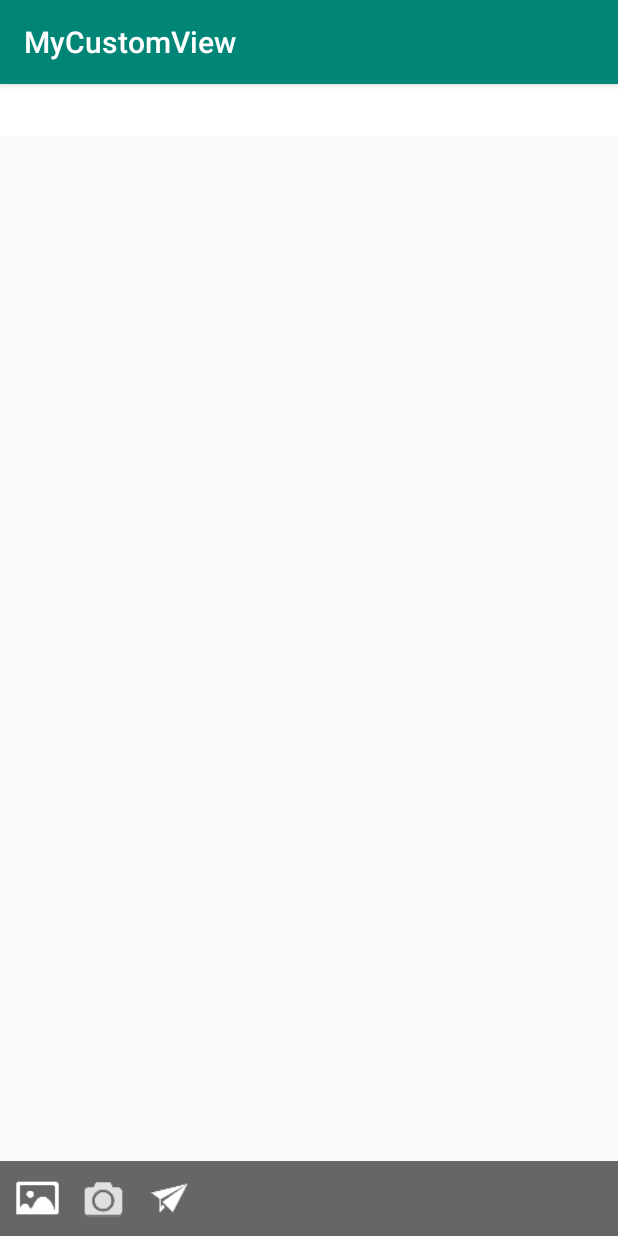
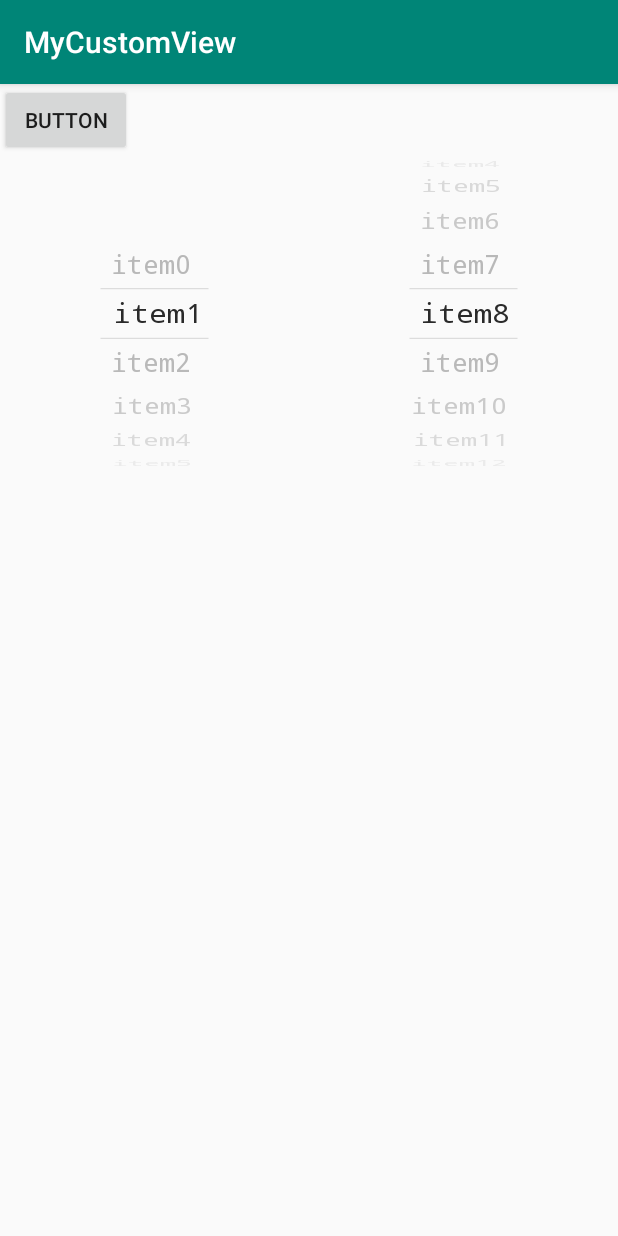
Before and after one commit to happyfsyy/MyCustomVIew, an Android app: the screen it shows after launch (RichTextAct before the commit, WheelViewAct after it), on a phone screen of 412 x 824 dp. Run offline under Robolectric (Android 15) with nearby library versions, the phone set to English and light mode, and no system bars.

Commit message:
wheelview complete

```diff
--- /dev/null
+++ b/app/src/main/java/com/example/mycustomview/activity/WheelViewAct.java
@@ -0,0 +1,57 @@
+package com.example.mycustomview.activity;
+
+import android.os.Bundle;
+import android.support.annotation.Nullable;
+import android.support.v7.app.AppCompatActivity;
+import android.view.View;
+import android.widget.Button;
+import android.widget.Toast;
+
+import com.example.mycustomview.R;
+import com.example.mycustomview.adapter.ArrayWheelAdapter;
+import com.example.mycustomview.adapter.WheelAdapter;
+import com.example.mycustomview.listener.OnItemSelectedListener;
+import com.example.mycustomview.view.WheelView;
+
+import java.util.ArrayList;
+import java.util.List;
+
+public class WheelViewAct extends AppCompatActivity {
+    private Button button;
+    private WheelView hourView;
+    private WheelView minuteView;
+    private ArrayWheelAdapter<String> adapter;
+    private List<String> list=new ArrayList<>();
+    @Override
+    protected void onCreate(@Nullable Bundle savedInstanceState) {
+        super.onCreate(savedInstanceState);
+        setContentView(R.layout.activity_wheel_view);
+        for(int i=0;i<15;i++){
+            list.add("item"+i);
+        }
+        adapter=new ArrayWheelAdapter<>(list);
+        hourView=findViewById(R.id.hour_view);
+        button=findViewById(R.id.wheel_button);
+        hourView.setAdapter(adapter);
+        hourView.setInitPosition(1);
+//        hourView.setLabel("时");
+//        hourView.isCenterLabel(true);
+        hourView.setLoop(false);
+        hourView.setOnItemSelectedListener(new OnItemSelectedListener() {
+            @Override
+            public void onItemSelected(int index) {
+                Toast.makeText(WheelViewAct.this, list.get(index), Toast.LENGTH_SHORT).show();
+            }
+        });
+
+        minuteView=findViewById(R.id.minute_view);
+        minuteView.setAdapter(adapter);
+
+        button.setOnClickListener(new View.OnClickListener() {
+            @Override
+            public void onClick(View v) {
+                hourView.setCurrentPosition(5);
+            }
+        });
+    }
+}
--- /dev/null
+++ b/app/src/main/java/com/example/mycustomview/adapter/ArrayWheelAdapter.java
@@ -0,0 +1,26 @@
+package com.example.mycustomview.adapter;
+
+import android.widget.ArrayAdapter;
+
+import java.util.List;
+
+public class ArrayWheelAdapter<T> implements WheelAdapter<T>{
+    private List<T> list;
+    public ArrayWheelAdapter(List<T> list){
+        this.list=list;
+    }
+    @Override
+    public int getItemCount() {
+        return list.size();
+    }
+
+    @Override
+    public T getItem(int index) {
+        return list.get(index);
+    }
+
+    @Override
+    public int indexOf(T item) {
+        return list.indexOf(item);
+    }
+}
--- a/app/src/main/java/com/example/mycustomview/timer/InertiaTimerTask.java
+++ b/app/src/main/java/com/example/mycustomview/timer/InertiaTimerTask.java
@@ -2,6 +2,7 @@ package com.example.mycustomview.timer;
 
 import android.support.v7.view.menu.MenuWrapperFactory;
 
+import com.example.mycustomview.utils.LogUtil;
 import com.example.mycustomview.view.WheelView;
 
 import java.util.TimerTask;
--- a/app/src/main/java/com/example/mycustomview/timer/MessageHandler.java
+++ b/app/src/main/java/com/example/mycustomview/timer/MessageHandler.java
@@ -3,6 +3,7 @@ package com.example.mycustomview.timer;
 import android.os.Handler;
 import android.os.Message;
 
+import com.example.mycustomview.utils.LogUtil;
 import com.example.mycustomview.view.WheelView;
 
 public class MessageHandler extends Handler {
@@ -18,9 +19,11 @@ public class MessageHandler extends Handler {
     public void handleMessage(Message msg) {
         switch (msg.what){
             case WHAT_INVALIDATE_LOOP_VIEW:
+//                LogUtil.e("what_invalidate");
                 wheelView.invalidate();
                 break;
             case WHAT_SMOOTH_SCROLL:
+                LogUtil.e("what_smooth_scroll");
                 wheelView.smoothScroll(WheelView.ACTION.FLING);
                 break;
             case WHAT_ITEM_SELECTED:
--- a/app/src/main/java/com/example/mycustomview/timer/SmoothScrollTimerTask.java
+++ b/app/src/main/java/com/example/mycustomview/timer/SmoothScrollTimerTask.java
@@ -1,5 +1,6 @@
 package com.example.mycustomview.timer;
 
+import com.example.mycustomview.utils.LogUtil;
 import com.example.mycustomview.view.WheelView;
 
 import java.util.TimerTask;
@@ -49,6 +50,5 @@ public class SmoothScrollTimerTask extends TimerTask {
             wheelView.getHandler().sendEmptyMessage(MessageHandler.WHAT_INVALIDATE_LOOP_VIEW);
             realTotalOffset=realTotalOffset-realOffset;
         }
-
     }
 }
--- a/app/src/main/java/com/example/mycustomview/view/WheelView.java
+++ b/app/src/main/java/com/example/mycustomview/view/WheelView.java
@@ -3,15 +3,14 @@ package com.example.mycustomview.view;
 import android.content.Context;
 import android.content.res.TypedArray;
 import android.graphics.Canvas;
-import android.graphics.Color;
 import android.graphics.Paint;
 import android.graphics.Rect;
 import android.graphics.Typeface;
-import android.graphics.drawable.DrawableWrapper;
 import android.os.Handler;
 import android.support.annotation.Nullable;
 import android.text.TextUtils;
 import android.util.AttributeSet;
+import android.util.DisplayMetrics;
 import android.util.Log;
 import android.view.GestureDetector;
 import android.view.Gravity;
@@ -26,9 +25,8 @@ import com.example.mycustomview.listener.OnItemSelectedListener;
 import com.example.mycustomview.timer.InertiaTimerTask;
 import com.example.mycustomview.timer.MessageHandler;
 import com.example.mycustomview.timer.SmoothScrollTimerTask;
+import com.example.mycustomview.utils.LogUtil;
 
-import java.util.EventListener;
-import java.util.TimerTask;
 import java.util.concurrent.Executors;
 import java.util.concurrent.ScheduledExecutorService;
 import java.util.concurrent.ScheduledFuture;
@@ -69,9 +67,8 @@ public class WheelView extends View {
     private int measuredHeight;//控件高度
     private int measuredWidth;
     private int radius;
-    private int mGravity= Gravity.RIGHT;
+    private int mGravity;
 
-    private Context context;
     private Handler handler;
     private GestureDetector gestureDetector;
 
@@ -83,7 +80,7 @@ public class WheelView extends View {
 
     private float itemHeight;//每行高度
     private Paint.FontMetrics fontMetrics;
-    private DividerType dividerType;
+    private DividerType dividerType=DividerType.WRAP;
     private boolean isCenterLabel=true;
 
     private boolean isOptions=false;
@@ -106,12 +103,27 @@ public class WheelView extends View {
 
     private static final int VELOCITY_FLING=5;
 
+    private final float DEFAULT_TEXT_TARGET_SKEW_X=0.5F;
+    private float CENTER_CONTENT_OFFSET;//偏移量
+
+    private Object visibles[]=new Object[itemVisible];
+
     public WheelView(Context context) {
         this(context,null);
     }
     public WheelView(Context context, @Nullable AttributeSet attrs) {
         super(context, attrs);
-        //todo 根据屏幕密度，设置CENTER_CONTENT_OFFSET
+        DisplayMetrics displayMetrics=getResources().getDisplayMetrics();
+        float density=displayMetrics.density;//屏幕密度比（0.75/1.0/1.5/2.0/3.0)
+//        if(density<1){//根据屏幕密度不同进行适配
+//            CENTER_CONTENT_OFFSET=2.4f;
+//        }else if(1<=density&&density<2){
+//            CENTER_CONTENT_OFFSET=3.6f;
+//        }else if(2<=density&&density<3){
+//            CENTER_CONTENT_OFFSET=6.0f;
+//        }else if(density>=3){
+//            CENTER_CONTENT_OFFSET=density*2.5f;
+//        }
 
         TypedArray typedArray=context.obtainStyledAttributes(attrs,R.styleable.WheelView,0,0);
         mGravity=typedArray.getInt(R.styleable.WheelView_gravity,Gravity.CENTER);
@@ -125,7 +137,6 @@ public class WheelView extends View {
         initLoopView(context);
     }
     private void initLoopView(Context context){
-        this.context=context;
         handler=new MessageHandler(this);
         gestureDetector=new GestureDetector(context,new LoopViewGestureListener(this));
         gestureDetector.setIsLongpressEnabled(false);
@@ -138,34 +149,32 @@ public class WheelView extends View {
         paintOuterText=new Paint();
         paintOuterText.setColor(textColorOut);
         paintOuterText.setAntiAlias(true);
-        //todo typeface换成normal试试看
         paintOuterText.setTypeface(typeface);
         paintOuterText.setTextSize(textSize);
 
         paintCenterText=new Paint();
         paintCenterText.setColor(textColorCenter);
         paintCenterText.setAntiAlias(true);
-        //todo  setTextScaleX这个有啥用，去掉试试看，变大试试看
+        //textScaleX对于fontMetrics.bottom和fontMetrics.top没影响
         paintCenterText.setTextScaleX(1.1f);
         paintCenterText.setTypeface(typeface);
         paintCenterText.setTextSize(textSize);
-        //todo 这里因为有textScaleX，会不会导致FontMetrics高度变大
         fontMetrics=paintCenterText.getFontMetrics();
+        CENTER_CONTENT_OFFSET=fontMetrics.descent;
+//        LogUtil.e("center:"+fontMetrics.bottom);
 
 
         paintIndicator=new Paint();
         paintIndicator.setColor(dividerColor);
         paintIndicator.setAntiAlias(true);
 
-        //todo 这一行有啥用，删掉试试看
-        setLayerType(LAYER_TYPE_SOFTWARE,null);
+        setLayerType(LAYER_TYPE_SOFTWARE,null);//关闭硬件加速
     }
     private void reMeasure(){
         if(adapter==null){
             return;
         }
         measureTextWidthHeight();
-        //todo 计算周长，控件宽度高度
         //半圆的周长=itemHeight乘以item的数目-1
         int halfCircumference=(int)(itemHeight*(itemVisible-1));
         //整个圆的周长除以PI得到直径，这个直径用作控件的总高度
@@ -174,10 +183,8 @@ public class WheelView extends View {
         //计算两条横线和选中项画笔的基线Y位置
         firstLineY=(measuredHeight-itemHeight)/2;
         secondLineY=(measuredHeight+itemHeight)/2;
-        //todo 这里修改为减去bottom
-        centerY=secondLineY-(itemHeight-maxTextHeight)/2-fontMetrics.bottom;
+        centerY=secondLineY-(itemHeight-maxTextHeight)/2-fontMetrics.descent;
 
-        //todo 这里可以放在initPaints()中处理
         if(initPosition==-1){
             if(isLoop){
                 initPosition=(adapter.getItemCount()+1)/2;
@@ -188,8 +195,8 @@ public class WheelView extends View {
         preCurrentIndex=initPosition;
     }
     private void measureTextWidthHeight(){
-        //todo 尝试我自己的测试字体宽度高度方法method2
-        method1();
+//        method1();
+        method2();
     }
     private void method1(){
         Rect rect=new Rect();
@@ -201,7 +208,6 @@ public class WheelView extends View {
                 maxTextWidth=textWidth;
             }
         }
-        //todo 这里把“星期”换成unicode编码试试看
         paintCenterText.getTextBounds("星期",0,2,rect);//星期的字符编码，以它为标准高度
         maxTextHeight=rect.height()+2;
         itemHeight=lineSpacingMultiplier*maxTextHeight;
@@ -214,7 +220,7 @@ public class WheelView extends View {
                 maxTextWidth=textWidth;
             }
         }
-        float fontHeight=fontMetrics.bottom-fontMetrics.top;
+        float fontHeight=fontMetrics.descent-fontMetrics.ascent;
         maxTextHeight=(int)fontHeight;
         itemHeight=lineSpacingMultiplier*maxTextHeight;
     }
@@ -244,20 +250,17 @@ public class WheelView extends View {
         if(adapter==null){
             return;
         }
-        //todo 没看出这行代码的作用，建议删掉
-        //initPosition越界会造成preCurrentIndex的值不正确
+        //initPosition越界会造成preCurrentIndex的值不正确，setInitPosition的时候有作用
         initPosition=Math.min(Math.max(0,initPosition),adapter.getItemCount()-1);
 
-        Object visibles[]=new Object[itemVisible];
         //滚动的Y值高度除去每行Item的高度，得到滚到了多少个Item，即change数
         change=(int)(totalScrollY/itemHeight);
-        Log.e("change",""+change);
+//        Log.e("change",""+change);
         try{
             preCurrentIndex=initPosition+change%adapter.getItemCount();
         }catch (ArithmeticException e){
             Log.e("WheelView","出错了！adapter.getItemCount=0,联动数据不匹配");
         }
-        //todo 这里上下的代码的作用是什么
         if(!isLoop){
             if(preCurrentIndex<0) {
                 preCurrentIndex = 0;
@@ -287,7 +290,7 @@ public class WheelView extends View {
             if(isLoop){
                 index=getLoopMappingIndex(index);
                 visibles[counter]=adapter.getItem(index);
-            }else if(index<0){//todo 不循环的时候，index为啥会小于0
+            }else if(index<0){
                 visibles[counter]="";
             }else if(index>adapter.getItemCount()-1){
                 visibles[counter]="";
@@ -301,10 +304,9 @@ public class WheelView extends View {
         if(dividerType==DividerType.WRAP){
             float startX,endX;
             if(TextUtils.isEmpty(label)){//隐藏label的情况
-                startX=(measuredWidth-maxTextWidth)/2f-12;
+                startX=(measuredWidth-maxTextWidth)/2f;
             }else{
-                //todo 这个除以4是个什么情况
-                startX=(measuredWidth-maxTextWidth)/4f-12;
+                startX=(measuredWidth-maxTextWidth)/4f;
             }
             if(startX<=0){//如果超过了view的边缘
                 startX=10;
@@ -321,8 +323,7 @@ public class WheelView extends View {
         if(!TextUtils.isEmpty(label)&&isCenterLabel){
             //绘制文字，靠右并留出空隙
             int drawRightContentStart=measuredWidth-getTextWidth(paintCenterText,label);
-            //todo 这里应该将label离右边距有点距离，距离多少该如何设置
-            canvas.drawText(label, drawRightContentStart,centerY,paintCenterText);
+            canvas.drawText(label, drawRightContentStart-CENTER_CONTENT_OFFSET,centerY,paintCenterText);
         }
 
         counter=0;
@@ -337,8 +338,9 @@ public class WheelView extends View {
                 canvas.restore();
             }else{
                 //根据当前角度计算出偏差系数，用以在绘制时控制文字的水平移动、透明度、倾斜程度
-                //todo 这个系数是怎么会用这个算法的，怎么算出来的
-                float offsetCoefficient=(float)Math.pow(Math.abs(angle)/90f,2.2);
+//                float offsetCoefficient=(float)Math.pow(Math.abs(angle)/90f,2.2);
+                float offsetCoefficient=Math.abs(angle)/90f;
+
                 String contentText;
 
                 //如果是label每项都显示的模式，并且item内容不为空，label也不为空
@@ -361,23 +363,20 @@ public class WheelView extends View {
                     //条目经过第一条线
                     canvas.save();
                     canvas.clipRect(0,0,measuredWidth,firstLineY-translateY);
-                    //todo 这里的scaleContent啥意思？？？
-                    canvas.scale(1.0f,(float)Math.sin(radian)*SCALE_CONTENT);
-                    canvas.drawText(contentText,drawOutContentStart,maxTextHeight,paintOuterText);
+                    canvas.scale(1.0f,(float)Math.sin(radian));
+                    canvas.drawText(contentText,drawCenterContentStart,maxTextHeight-fontMetrics.descent,paintOuterText);
                     canvas.restore();
-                    //todo 为什么要这主要做，剪切两次，写两次text，不同的scaleY
-                    //这里的10同样是Center_Conten_Offset
                     canvas.save();
                     canvas.clipRect(0,firstLineY-translateY,measuredWidth,itemHeight);
                     canvas.scale(1.0f,(float)Math.sin(radian)*1.0f);
-                    canvas.drawText(contentText,drawCenterContentStart,maxTextHeight-10,paintCenterText);
+                    canvas.drawText(contentText,drawCenterContentStart,maxTextHeight-fontMetrics.descent,paintCenterText);
                     canvas.restore();
                 }else if(translateY<=secondLineY && maxTextHeight+translateY>=secondLineY){
                     //条目经过第二条线
                     canvas.save();
                     canvas.clipRect(0,0,measuredWidth,secondLineY-translateY);
                     canvas.scale(1.0f,(float)Math.sin(radian)*1.0f);
-                    canvas.drawText(contentText,drawCenterContentStart,maxTextHeight-10,paintCenterText);
+                    canvas.drawText(contentText,drawCenterContentStart,maxTextHeight-CENTER_CONTENT_OFFSET,paintCenterText);
                     canvas.restore();
                     canvas.save();
                     canvas.clipRect(0,secondLineY-translateY,measuredWidth,itemHeight);
@@ -386,7 +385,7 @@ public class WheelView extends View {
                     canvas.restore();
                 }else if(translateY>=firstLineY &&maxTextHeight+translateY<=secondLineY){
                     //中间条目，让文字居中
-                    float Y=maxTextHeight-10;//因为圆弧角换算的向下取值，导致角度稍微有点偏差，加上画笔的基线会偏上，因此需要偏移量修正一下
+                    float Y=maxTextHeight-CENTER_CONTENT_OFFSET;//因为圆弧角换算的向下取值，导致角度稍微有点偏差，加上画笔的基线会偏上，因此需要偏移量修正一下
                     canvas.drawText(contentText,drawCenterContentStart,Y,paintCenterText);
 
                     //设置选中项
@@ -395,11 +394,11 @@ public class WheelView extends View {
                     //其他条目
                     canvas.save();
                     canvas.clipRect(0,0,measuredWidth,itemHeight);
-                    canvas.scale(1.0f,(float)Math.sin(radian)*SCALE_CONTENT);
+                    canvas.scale(1.0f,(float)Math.sin(radian));
                     //控制文字倾斜角度
-                    //todo setTextSkewX
+//                    paintOuterText.setTextSkewX((textXOffset==0?0:(textXOffset>0?1:-1))*(angle>0?-1:1)*DEFAULT_TEXT_TARGET_SKEW_X*offsetCoefficient);
                     paintOuterText.setAlpha((int)((1-offsetCoefficient)*255));
-                    canvas.drawText(contentText,drawOutContentStart+textXOffset*offsetCoefficient,maxTextHeight,paintOuterText);
+                    canvas.drawText(contentText,drawOutContentStart,maxTextHeight-CENTER_CONTENT_OFFSET,paintOuterText);
                     canvas.restore();
                 }
                 canvas.restore();
@@ -407,11 +406,7 @@ public class WheelView extends View {
             }
             counter++;
         }
-
-
-
     }
-    //todo 这咋计算的？？
     //递归计算出对应的index
     private int getLoopMappingIndex(int index){
         if(index<0){
@@ -429,7 +424,6 @@ public class WheelView extends View {
         if(str!=null&&str.length()>0){
             int len=str.length();
             float[] widths=new float[len];
-            //todo 这里直接getTextBounds或者measureText也行啊
             paint.getTextWidths(str,widths);
             for(int i=0;i<len;i++){
                 iRet+=(int)Math.ceil(widths[i]);
@@ -439,29 +433,24 @@ public class WheelView extends View {
     }
     //重新设置文本的textSize好让内容能够完全展现
     private void reMeasureTextSize(String contentText){
-        Rect rect=new Rect();
-        //todo 这里需不需要paint.measureText
-        paintCenterText.getTextBounds(contentText,0,contentText.length(),rect);
-        int width=rect.width();
+        int width=(int)paintCenterText.measureText(contentText);
         int size=textSize;
         while(width>measuredWidth){
             size--;
-            paintCenterText.setTextSize(textSize);
-            paintCenterText.getTextBounds(contentText,0,contentText.length(),rect);
-            width=rect.width();
+            paintCenterText.setTextSize(size);
+            width=(int)paintCenterText.measureText(contentText);
         }
         paintOuterText.setTextSize(size);
     }
     private void measuredCenterContentStart(String content){
         Rect rect=new Rect();
         paintCenterText.getTextBounds(content,0,content.length(),rect);
+//        LogUtil.e("gravity: "+mGravity);
         switch (mGravity){
             case Gravity.CENTER://显示内容居中
-                //todo 这个isOptions有啥用
                 if(isOptions||label==null||label.equals("")||!isCenterLabel){
-                    drawCenterContentStart=(int)((measuredWidth-rect.width()*0.5f));
+                    drawCenterContentStart=(int)((measuredWidth-rect.width())*0.5f);
                 }else{//只显示中间label时，时间选择器内容偏左一点，留出空间绘制单位标签
-                    //todo 这个0.25也是拍脑袋想出来的么
                     drawCenterContentStart=(int)((measuredWidth-rect.width())*0.25f);
                 }
                 break;
@@ -469,19 +458,18 @@ public class WheelView extends View {
                 drawCenterContentStart=0;
                 break;
             case Gravity.RIGHT://添加偏移量
-                //todo 这里的10，完全是为了给右边留空，随手写的
-                drawCenterContentStart=measuredWidth-rect.width()-10;
+                drawCenterContentStart=measuredWidth-rect.width()-(int)CENTER_CONTENT_OFFSET;
                 break;
         }
+//        LogUtil.e("drawCenterContentStart"+drawCenterContentStart);
     }
-    //todo 这个方法和上面的方法完全一样，只是drawCenterContentStart换成了drawOutContentStart
     private void measuredOutContentStart(String content){
         Rect rect=new Rect();
         paintCenterText.getTextBounds(content,0,content.length(),rect);
         switch (mGravity){
             case Gravity.CENTER://显示内容居中
                 if(isOptions||label==null||label.equals("")||!isCenterLabel){
-                    drawOutContentStart=(int)((measuredWidth-rect.width()*0.5f));
+                    drawOutContentStart=(int)((measuredWidth-rect.width())*0.5f);
                 }else{//只显示中间label时，时间选择器内容偏左一点，留出空间绘制单位标签
                     drawOutContentStart=(int)((measuredWidth-rect.width())*0.25f);
                 }
@@ -538,6 +526,7 @@ public class WheelView extends View {
                     float extraOffset=(totalScrollY%itemHeight);
                     //已经滑动的弧长值
                     mOffset=(int)((circlePosition-itemVisible/2)*itemHeight-extraOffset);
+//                    mOffset=(int)(totalScrollY%itemHeight);
                     if((System.currentTimeMillis()-startTime)>120){
                         //处理拖拽事件
                         smoothScroll(ACTION.DAGGLE);
@@ -561,11 +550,19 @@ public class WheelView extends View {
     public void smoothScroll(ACTION action){//平滑滚动的实现
         cancelFuture();
         if(action==ACTION.FLING||action==ACTION.DAGGLE){
-            mOffset=(int)(totalScrollY%itemHeight);
+            if(action==ACTION.FLING){
+                LogUtil.e("smoothScroll: Fling");
+            }else{
+                LogUtil.e("smoothScroll: Daggle");
+            }
+            mOffset=(int)((totalScrollY % itemHeight + itemHeight) % itemHeight);
+            LogUtil.e("mOffset="+(totalScrollY%itemHeight)+"\tmOffset1="+mOffset+"\titemHeight="+itemHeight/2.0f);
             if((float)mOffset>itemHeight/2.0f){//如果超过item高度的一半，则滚动到下一个item去
                 mOffset=(int)(itemHeight-(float)mOffset);
+                LogUtil.e("滑动到下一个item");
             }else{
                 mOffset=-mOffset;
+                LogUtil.e("保持本位制不变");
             }
         }
 
@@ -579,6 +576,9 @@ public class WheelView extends View {
     }
     public boolean isLoop(){
         return isLoop;
+    }
+    public void setLoop(boolean isLoop){
+        this.isLoop=isLoop;
     }
     public float getItemHeight(){
         return itemHeight;
@@ -617,4 +617,28 @@ public class WheelView extends View {
         cancelFuture();
         mFuture=mExecutor.scheduleWithFixedDelay(new InertiaTimerTask(this,velocityY),0,VELOCITY_FLING,TimeUnit.MILLISECONDS);
     }
+    public void setTextXOffset(int textXOffset){
+        this.textXOffset=textXOffset;
+        if(textXOffset!=0){
+            paintCenterText.setTextScaleX(1.0f);
+        }
+    }
+    public void setAdapter(WheelAdapter adapter){
+        this.adapter=adapter;
+    }
+    public final void setInitPosition(int initPosition){
+        this.initPosition=initPosition;
+    }
+    public void setLabel(String label){
+        this.label=label;
+    }
+    public void isCenterLabel(boolean isCenterLabel){
+        this.isCenterLabel=isCenterLabel;
+    }
+    public void setCurrentPosition(int position){
+        initPosition=position;
+        totalScrollY=0;
+        mOffset=0;
+        invalidate();
+    }
 }
--- /dev/null
+++ b/app/src/main/res/layout/activity_wheel_view.xml
@@ -0,0 +1,29 @@
+<?xml version="1.0" encoding="utf-8"?>
+<LinearLayout xmlns:android="http://schemas.android.com/apk/res/android"
+    xmlns:app="http://schemas.android.com/apk/res-auto"
+    android:layout_width="match_parent" android:layout_height="match_parent"
+    android:orientation="vertical">
+    <Button
+        android:text="Button"
+        android:layout_width="wrap_content"
+        android:layout_height="wrap_content"
+        android:id="@+id/wheel_button"/>
+    <LinearLayout
+        android:layout_width="match_parent"
+        android:layout_height="wrap_content"
+        android:orientation="horizontal">
+        <com.example.mycustomview.view.WheelView
+            android:layout_width="0dp"
+            android:layout_height="wrap_content"
+            android:textSize="18sp"
+            android:id="@+id/hour_view"
+            android:layout_weight="1"/>
+        <com.example.mycustomview.view.WheelView
+            android:layout_width="0dp"
+            android:layout_height="wrap_content"
+            android:textSize="18sp"
+            android:id="@+id/minute_view"
+            android:layout_weight="1"/>
+    </LinearLayout>
+
+</LinearLayout>
```
Also changed, not shown: app/src/main/AndroidManifest.xml (+6 -4 lines).
